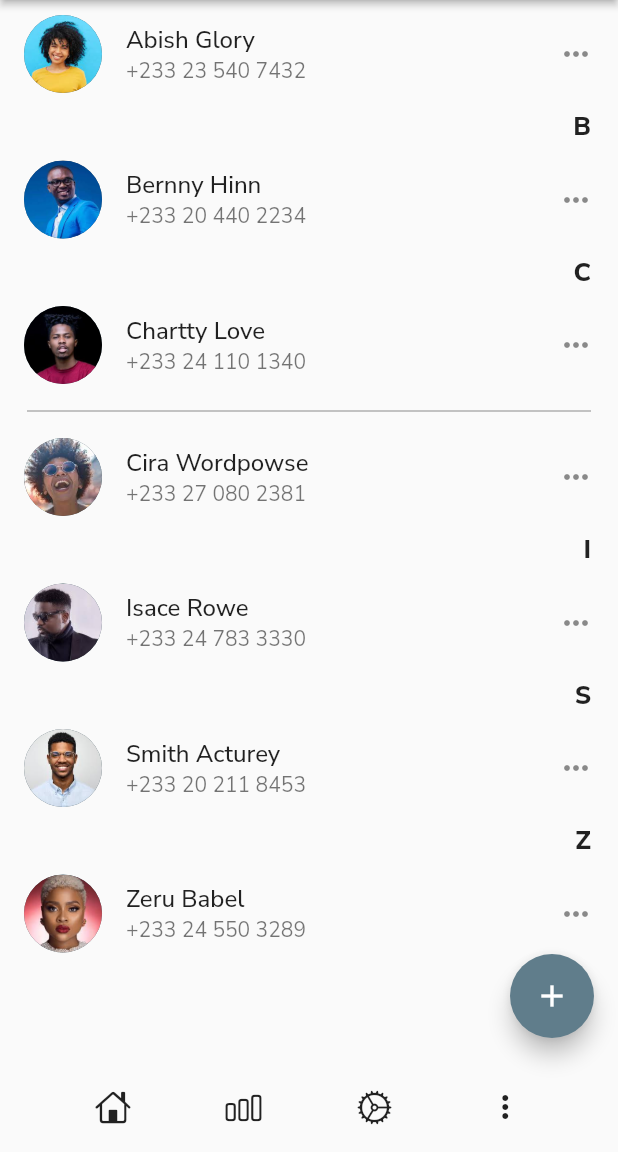
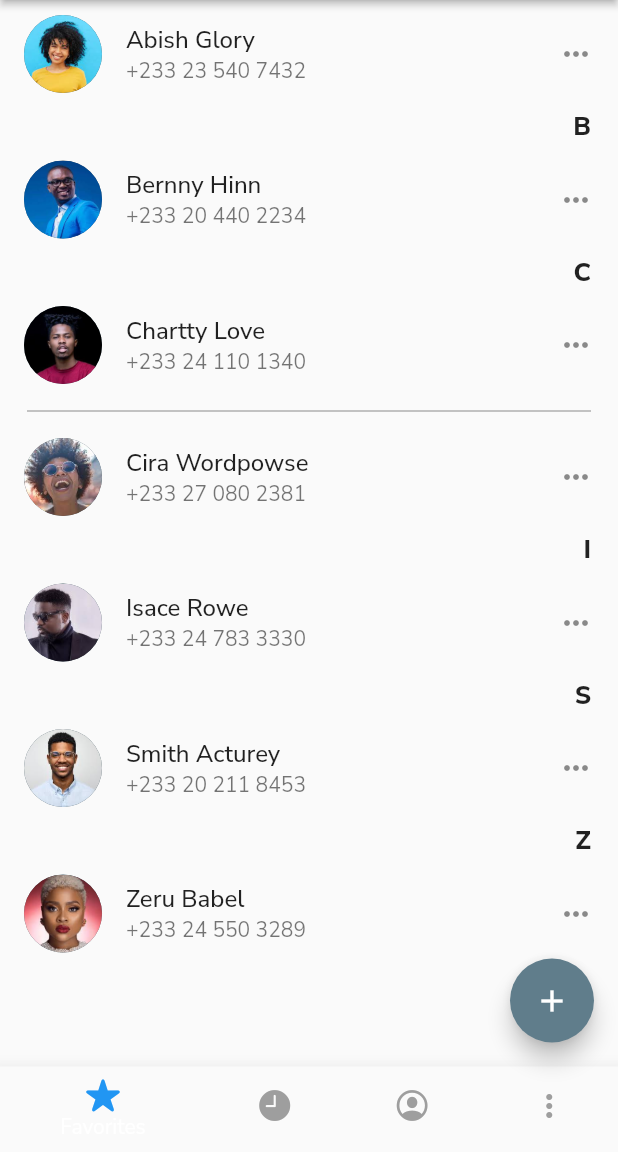
Before and after one commit to phiificodes/contact_app, a Flutter app: the screen it shows after launch, scrolled down 477 dp, on a phone screen of 412 x 824 dp, the part 84-1236 px from its top. Run offline on Flutter 3.47's test engine with Material 2 defaults, Android fonts, the phone set to English and light mode, and no system bars; our stand-ins replace google_fonts, ionicons.

Commit message:
added_contactedit_page

```diff
--- a/lib/contact_list.dart
+++ b/lib/contact_list.dart
@@ -54,8 +54,8 @@ class _ContactListState extends State<ContactList> {
             return GestureDetector(
               onTap: () {
                 Navigator.of(context).push(MaterialPageRoute(
-                    builder: (context) =>
-                        ContactDetails(contactitem: contactItemList[index])));
+                    builder: (context) => ContactDetails(
+                        contactitemDetails: contactItemList[index])));
               },
               child: ListTile(
                 leading: CircleAvatar(
--- a/lib/contact_section.dart
+++ b/lib/contact_section.dart
@@ -39,8 +39,8 @@ class _ContactSectionState extends State<ContactSection> {
           return GestureDetector(
               onTap: () {
                 Navigator.of(context).push(MaterialPageRoute(
-                    builder: (context) =>
-                        ContactDetails(contactitem: contactItemList[index])));
+                    builder: (context) => ContactDetails(
+                        contactitemDetails: contactItemList[index])));
               },
               child: ListTile(
                 leading: CircleAvatar(
--- a/lib/homepage.dart
+++ b/lib/homepage.dart
@@ -47,17 +47,40 @@ class _MyHomePageState extends State<MyHomePage> {
                 });
           },
           child: const Icon(Icons.add)),
-        bottomNavigationBar: SizedBox(
-          height: 60,
-          child: Row(
-              mainAxisAlignment: MainAxisAlignment.spaceEvenly,
-              children: const [
-                Icon(CupertinoIcons.home),
-                Icon(CupertinoIcons.chart_bar),
-                Icon(CupertinoIcons.settings),
-                Icon(Icons.more_vert_outlined)
+      bottomNavigationBar: BottomNavigationBar(elevation: 10, items: const [
+        BottomNavigationBarItem(
+          icon: Icon(
+            CupertinoIcons.star_fill,
+            color: Colors.blue,
+          ),
+          title: Text(
+            'Favorites',
+            style: TextStyle(color: Colors.blue),
+          ),
+        ),
+        BottomNavigationBarItem(
+          icon: Icon(
+            CupertinoIcons.clock_fill,
+            color: Colors.grey,
+          ),
+          title: Text('Recents', style: TextStyle(color: Colors.grey)),
+        ),
+        BottomNavigationBarItem(
+          icon: Icon(
+            CupertinoIcons.profile_circled,
+            color: Colors.grey,
+          ),
+          title: Text('contacts', style: TextStyle(color: Colors.grey)),
+        ),
+        BottomNavigationBarItem(
+          icon: Icon(
+            Icons.more_vert_outlined,
+            color: Colors.grey,
+          ),
+          title: Text('More', style: TextStyle(color: Colors.grey)),
+        ),
       ]),
-        )
+
       // This trailing comma makes auto-formatting nicer for build methods.
     );
   }
```
Also changed, not shown: lib/contact_edit.dart (added, +172 -0 lines), lib/contails_details.dart (+17 -12 lines). Lines whose indentation alone changed are shown as unchanged.
